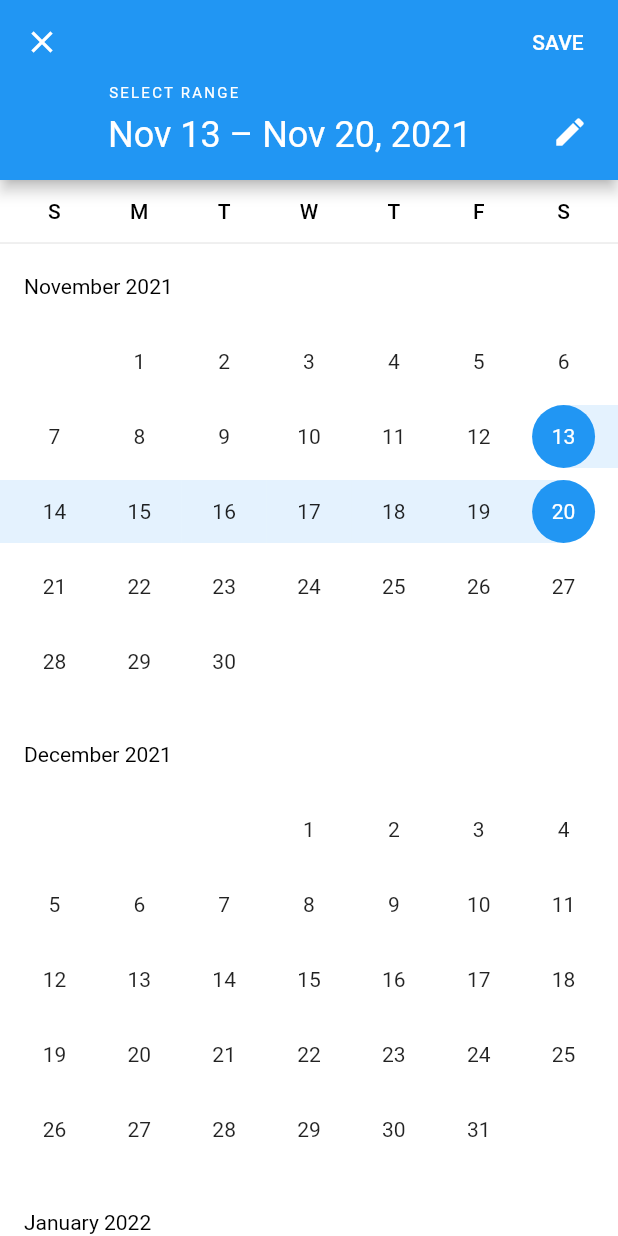
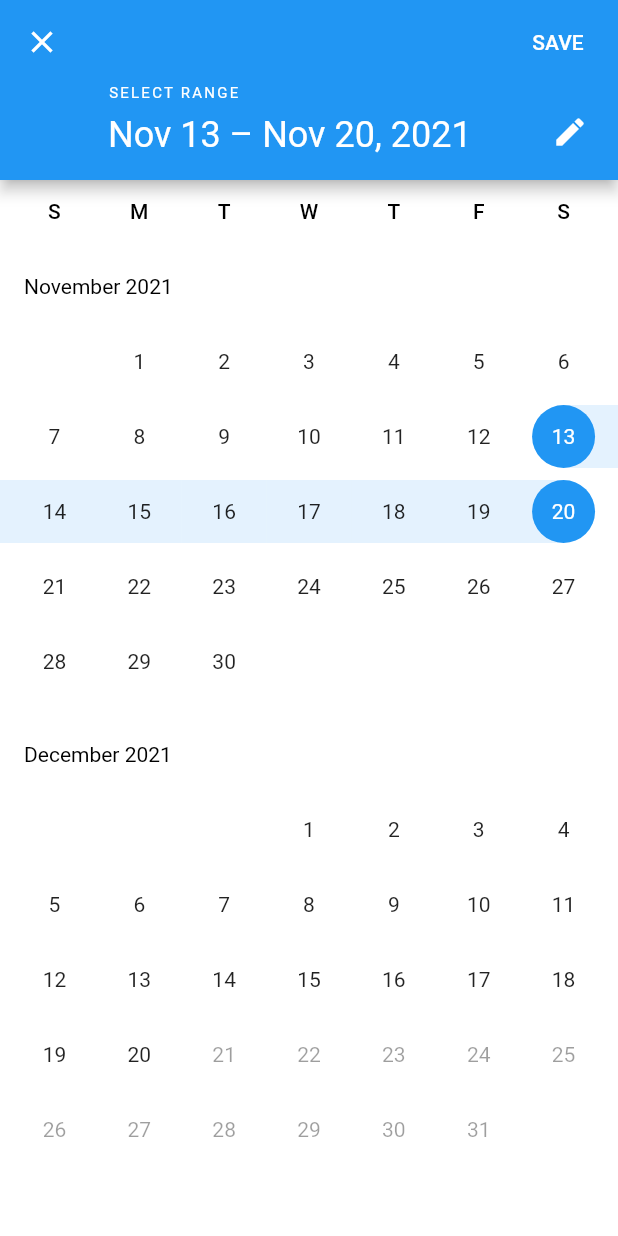
Before and after one commit to intrlocutr/untether, a Flutter app: the ReportPage screen opened by its route, after a tap on "Select Dates", on a phone screen of 412 x 824 dp. Run offline on Flutter 3.47's test engine with Material 2 defaults, Android fonts, the phone set to English and light mode, and no system bars; our stand-ins replace charts_flutter, sqflite; accounts and stored records are empty.

Commit message:
fix date time range dialog

```diff
--- a/lib/pages/report_page.dart
+++ b/lib/pages/report_page.dart
@@ -100,13 +100,14 @@ class _ReportPageState extends State<ReportPage> with RestorationMixin {
     return DialogRoute<DateTimeRange?>(
       context: context,
       builder: (BuildContext context) {
+        DateTime today = DateTime.now();
         return DateRangePickerDialog(
           restorationId: 'date_picker_dialog',
           initialDateRange:
           _initialDateTimeRange(arguments! as Map<dynamic, dynamic>),
-          firstDate: DateTime(2021, 1, 1),
-          currentDate: DateTime(2021, 1, 25),
-          lastDate: DateTime(2022, 1, 1),
+          firstDate: DateTime(today.year, today.month, 1),
+          currentDate: today,
+          lastDate: today.add(const Duration(days: 30)),
         );
       },
     );
```
